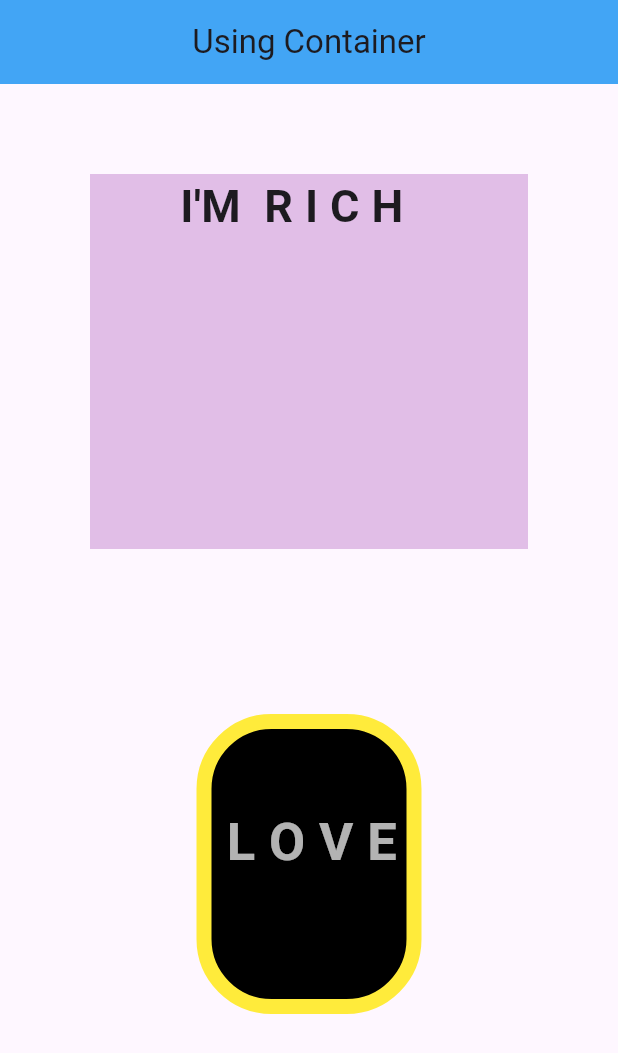
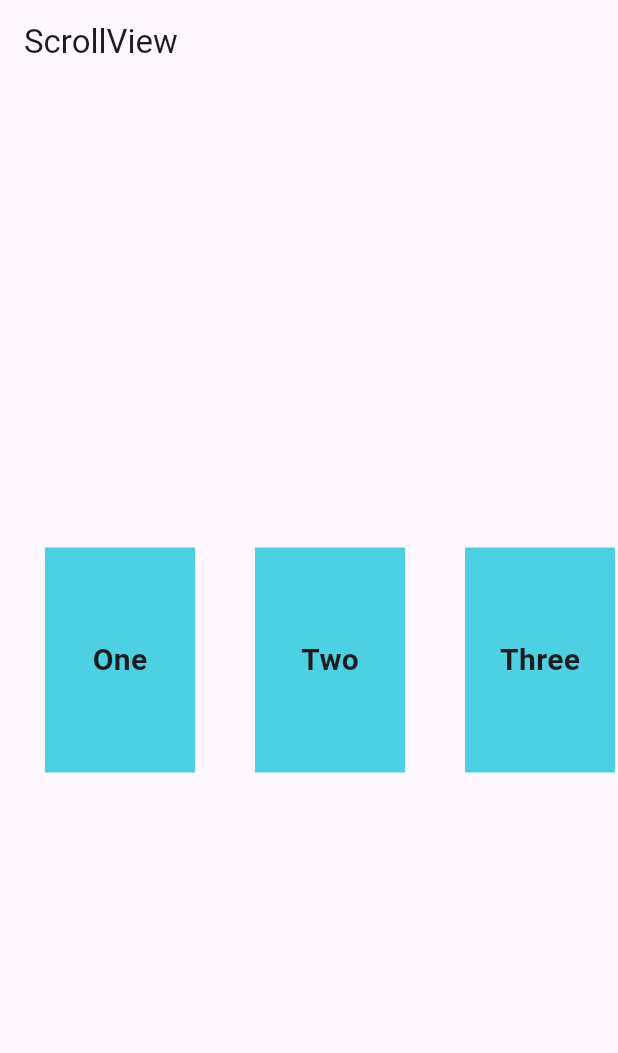
Before and after one commit to 1121Natthaya/flutter_sample, a Flutter app: the screen it shows after launch, on a phone screen of 412 x 824 dp. Shown: the top 1053 px of the screen. Run offline on Flutter 3.47's test engine with Material 3 defaults, Android fonts, the phone set to English and light mode, and no system bars.

Commit message:
third commit

```diff
--- a/flutter_sample/lib/main.dart
+++ b/flutter_sample/lib/main.dart
@@ -1,5 +1,6 @@
 import 'package:flutter/material.dart';
 import 'package:flutter_sample/my_container.dart';
+import 'package:flutter_sample/my_scroll.dart';
 
 void main() {
   runApp(const MainApp());
@@ -13,7 +14,7 @@ class MainApp extends StatelessWidget {
     return const MaterialApp(
       debugShowCheckedModeBanner: false,
       title:"My Flutter Sample",
-      home: MyContainer(),
+      home: MyScrllView(),
     );
   }
 }
--- /dev/null
+++ b/flutter_sample/lib/my_scroll.dart
@@ -0,0 +1,51 @@
+import 'package:flutter/material.dart';
+
+class MyScrllView extends StatelessWidget {
+  const MyScrllView({super.key});
+
+  @override
+  Widget build(BuildContext context) {
+    return Scaffold(
+      appBar: AppBar(
+        title: const Text('ScrollView'),
+      ),
+      body: SingleChildScrollView(
+        scrollDirection: Axis.horizontal,
+        padding: const EdgeInsets.all(10),
+        child: Center(
+          child: Row(
+            children: [
+              boxContainer('One'),
+              boxContainer('Two'),
+              boxContainer('Three'),
+              boxContainer('Four'),
+              boxContainer('Five'),
+              boxContainer('Six'),
+              boxContainer('Seven'),
+              boxContainer('Seven'),
+              boxContainer('Seven'),
+              boxContainer('Seven'),
+              boxContainer('Seven'),
+              boxContainer('Seven'),
+              boxContainer('Seven'),
+              boxContainer('Seven'),
+              boxContainer('Seven'),
+              boxContainer('Seven'),
+              boxContainer('Seven'),
+              boxContainer('Seven'),
+              boxContainer('Seven'),
+
+            ],
+          ),
+        ),
+      ),
+    );
+  }
+  Widget boxContainer(String txt) => Container(
+    width: 100,height: 150,
+    color: Colors.cyan.shade300,
+    margin: const EdgeInsets.all(20),
+    alignment: Alignment.center,
+    child: Text(txt, style: const TextStyle(fontSize: 20,fontWeight: FontWeight.bold),),
+  );
+}
```
